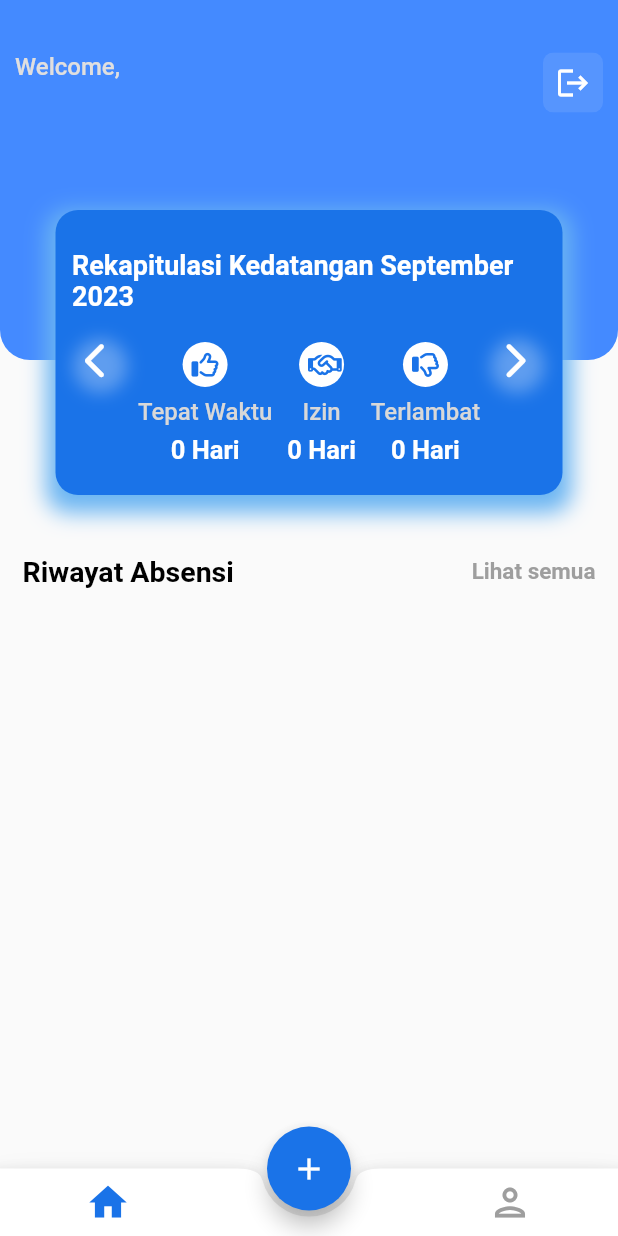
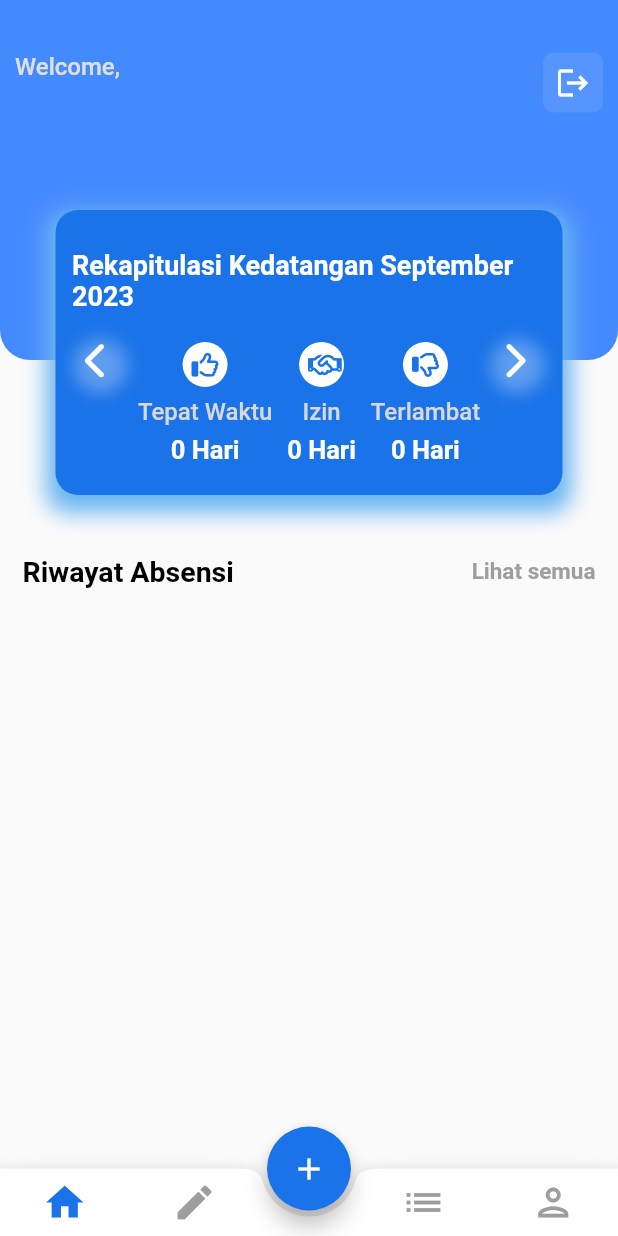
Before and after one commit to bellasoniadwi/absensi_flutter, a Flutter app: the Bottom screen opened directly, on a phone screen of 412 x 824 dp. Run offline on Flutter 3.47's test engine with Material 2 defaults, Android fonts, the phone set to English and light mode, and no system bars; our stand-ins replace cloud_firestore, firebase_auth, firebase_core, firebase_storage, flutter_local_notifications, font_awesome_flutter and 4 more; accounts and stored records are empty.

Commit message:
menambahkan navigasi bottom bar

```diff
--- a/lib/widgets/bottomnavigationbar.dart
+++ b/lib/widgets/bottomnavigationbar.dart
@@ -1,3 +1,5 @@
+import 'package:absensi_flutter/screens/formLembur.dart';
+import 'package:absensi_flutter/screens/listLemburs.dart';
 import 'package:absensi_flutter/screens/profile.dart';
 import 'package:cloud_firestore/cloud_firestore.dart';
 import 'package:firebase_auth/firebase_auth.dart';
@@ -14,7 +16,7 @@ class Bottom extends StatefulWidget {
 
 class _BottomState extends State<Bottom> {
   int index_color = 0;
-  List Screen = [Home(), ProfilePage()];
+  List Screen = [Home(), FormLembur(), RiwayatLembur(), ProfilePage()];
   @override
   Widget build(BuildContext context) {
     return Scaffold(
@@ -47,7 +49,31 @@ class _BottomState extends State<Bottom> {
                   color: index_color == 0 ? Color(0xFF1A73E8) : Colors.grey,
                 ),
               ),
+              GestureDetector(
+                onTap: () {
+                  setState(() {
+                    index_color = 1;
+                  });
+                },
+                child: Icon(
+                  Icons.edit,
+                  size: 30,
+                  color: index_color == 1 ? Color(0xFF1A73E8) : Colors.grey,
+                ),
+              ),
               SizedBox(width: 10),
+              GestureDetector(
+                onTap: () {
+                  setState(() {
+                    index_color = 2;
+                  });
+                },
+                child: Icon(
+                  Icons.list,
+                  size: 30,
+                  color: index_color == 2 ? Color(0xFF1A73E8) : Colors.grey,
+                ),
+              ),
               GestureDetector(
                 onTap: () async {
                   final user = FirebaseAuth.instance.currentUser;
@@ -60,7 +86,6 @@ class _BottomState extends State<Bottom> {
                           .get();
                       if (userDoc.exists) {
                         Navigator.push(
-                          // Menggunakan Navigator.push
                           context,
                           MaterialPageRoute(
                             builder: (context) =>
@@ -87,7 +112,7 @@ class _BottomState extends State<Bottom> {
                 child: Icon(
                   Icons.person_outlined,
                   size: 30,
-                  color: index_color == 1 ? Color(0xFF1A73E8) : Colors.grey,
+                  color: index_color == 3 ? Color(0xFF1A73E8) : Colors.grey,
                 ),
               ),
             ],
```
